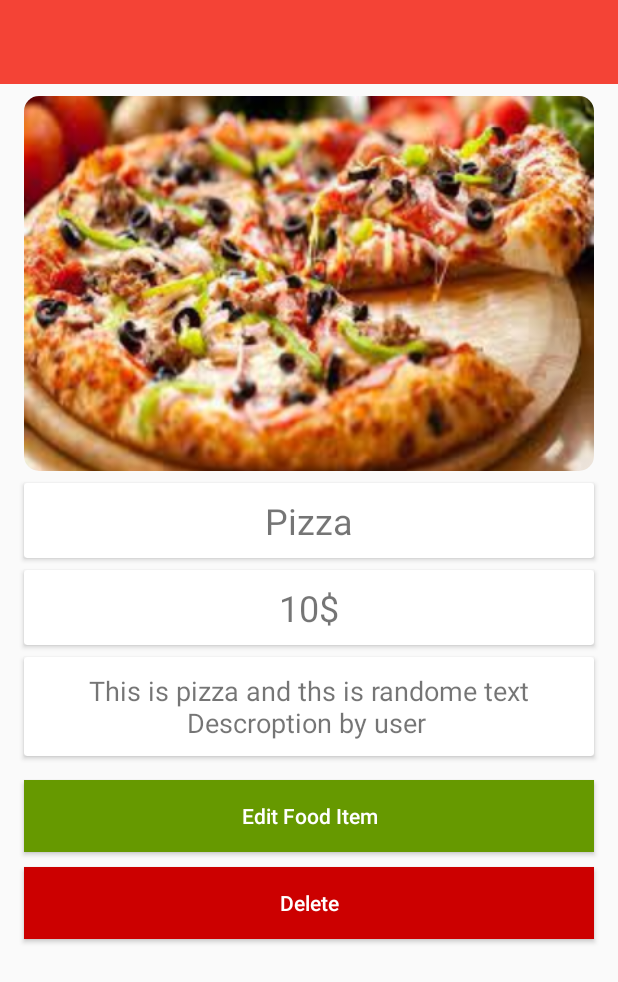
After one commit to PrasadKota96/Quick_Food, an Android app: the layout activity_admin_view_food.xml on its own in the app's theme, with its tools: preview values and no code run, on a phone screen of 412 x 824 dp. The commit adds this screen. Shown: the top 982 px of the screen. Run offline under Robolectric (Android 15) with nearby library versions, the phone set to English and light mode, and no system bars.

Commit message:
View All Food ,Edit Food ,Delete Food,View Detail fo foods

```diff
--- a/app/build.gradle
+++ b/app/build.gradle
@@ -44,4 +44,5 @@ dependencies {
     androidTestImplementation 'androidx.test.espresso:espresso-core:3.4.0'
 
     implementation "androidx.biometric:biometric:1.1.0"
+    implementation 'com.squareup.picasso:picasso:2.71828'
 }
--- /dev/null
+++ b/app/src/main/res/layout/activity_admin_view_food.xml
@@ -0,0 +1,171 @@
+<?xml version="1.0" encoding="utf-8"?>
+<androidx.constraintlayout.widget.ConstraintLayout xmlns:android="http://schemas.android.com/apk/res/android"
+    xmlns:app="http://schemas.android.com/apk/res-auto"
+    xmlns:tools="http://schemas.android.com/tools"
+    android:layout_width="match_parent"
+    android:layout_height="match_parent"
+    tools:context=".Activity.AdminViewFoodActivity">
+
+    <include
+        android:id="@+id/appbar"
+        layout="@layout/app_bar"
+        app:layout_constraintEnd_toEndOf="parent"
+        app:layout_constraintStart_toStartOf="parent"
+        app:layout_constraintTop_toTopOf="parent" />
+
+    <androidx.cardview.widget.CardView
+        android:id="@+id/cardView"
+        android:layout_width="match_parent"
+        android:layout_height="250dp"
+        android:layout_marginStart="16dp"
+        android:layout_marginTop="8dp"
+        android:layout_marginEnd="16dp"
+        app:cardCornerRadius="10dp"
+        app:layout_constraintEnd_toEndOf="parent"
+        app:layout_constraintStart_toStartOf="parent"
+        app:layout_constraintTop_toBottomOf="@+id/appbar">
+
+        <ImageView
+            android:id="@+id/imageViewFood"
+            android:layout_width="match_parent"
+            android:layout_height="match_parent"
+            android:scaleType="centerCrop"
+            android:src="@drawable/pizza" />
+    </androidx.cardview.widget.CardView>
+
+    <androidx.cardview.widget.CardView
+        android:id="@+id/cardView2"
+        android:layout_width="match_parent"
+        android:layout_height="50dp"
+        android:layout_marginStart="16dp"
+        android:layout_marginTop="8dp"
+        android:layout_marginEnd="16dp"
+        app:layout_constraintEnd_toEndOf="parent"
+        app:layout_constraintHorizontal_bias="0.0"
+        app:layout_constraintStart_toStartOf="parent"
+        app:layout_constraintTop_toBottomOf="@+id/cardView">
+
+        <TextView
+            android:id="@+id/foodName"
+            android:layout_width="wrap_content"
+            android:layout_height="wrap_content"
+            android:layout_gravity="center_vertical|center_horizontal"
+            android:layout_marginLeft="20dp"
+            android:layout_marginRight="20dp"
+            android:text="Pizza"
+            android:textSize="24sp" />
+
+        <EditText
+            android:id="@+id/inputFoodName"
+            android:layout_width="match_parent"
+            android:layout_height="match_parent"
+            android:ems="10"
+            android:visibility="gone"
+            android:gravity="center"
+            android:inputType="textPersonName"
+            android:hint="Food Name"
+           />
+    </androidx.cardview.widget.CardView>
+
+    <androidx.cardview.widget.CardView
+        android:id="@+id/cardView6"
+        android:layout_width="match_parent"
+        android:layout_height="50dp"
+        android:layout_marginStart="16dp"
+        android:layout_marginTop="8dp"
+        android:layout_marginEnd="16dp"
+        app:layout_constraintEnd_toEndOf="parent"
+        app:layout_constraintHorizontal_bias="0.0"
+        app:layout_constraintStart_toStartOf="parent"
+        app:layout_constraintTop_toBottomOf="@+id/cardView2">
+
+        <TextView
+            android:id="@+id/foodPrice"
+            android:layout_width="wrap_content"
+            android:layout_height="wrap_content"
+            android:layout_gravity="center_vertical|center_horizontal"
+            android:layout_marginLeft="20dp"
+            android:layout_marginRight="20dp"
+            android:text="10$"
+            android:textSize="24sp" />
+
+        <EditText
+            android:id="@+id/inputFoodPrice"
+            android:layout_width="match_parent"
+            android:layout_height="match_parent"
+            android:ems="10"
+            android:visibility="gone"
+            android:gravity="center"
+            android:inputType="textPersonName"
+            android:hint="Food Price"/>
+    </androidx.cardview.widget.CardView>
+
+    <androidx.cardview.widget.CardView
+        android:id="@+id/cardView3"
+        android:layout_width="match_parent"
+        android:layout_height="wrap_content"
+        android:layout_marginStart="16dp"
+        android:layout_marginTop="8dp"
+        android:layout_marginEnd="16dp"
+        app:layout_constraintEnd_toEndOf="parent"
+        app:layout_constraintHorizontal_bias="0.0"
+        app:layout_constraintStart_toStartOf="parent"
+        app:layout_constraintTop_toBottomOf="@+id/cardView6">
+
+
+        <TextView
+            android:id="@+id/foodDesc"
+            android:layout_width="wrap_content"
+            android:layout_height="wrap_content"
+            android:layout_gravity="center_vertical|center_horizontal"
+            android:layout_marginLeft="20dp"
+            android:layout_marginTop="10dp"
+            android:layout_marginRight="20dp"
+            android:layout_marginBottom="10dp"
+            android:gravity="center"
+            android:text="This is pizza and ths is randome text Descroption by user "
+            android:textSize="18sp" />
+
+        <EditText
+            android:id="@+id/inputFoodDesc"
+            android:layout_width="match_parent"
+            android:layout_height="match_parent"
+            android:ems="10"
+            android:visibility="gone"
+            android:gravity="center"
+            android:inputType="textMultiLine"
+            android:layout_margin="10dp"
+            android:hint="Food Price"/>
+    </androidx.cardview.widget.CardView>
+
+    <Button
+        android:id="@+id/btnEditUpdate"
+        android:layout_width="0dp"
+        android:layout_height="wrap_content"
+        android:layout_marginStart="16dp"
+        android:layout_marginTop="16dp"
+        android:layout_marginEnd="16dp"
+        android:background="@android:color/holo_green_dark"
+        android:text="Edit Food Item"
+        android:textAllCaps="false"
+        android:textColor="@color/white"
+        app:layout_constraintEnd_toEndOf="parent"
+        app:layout_constraintStart_toStartOf="parent"
+        app:layout_constraintTop_toBottomOf="@+id/cardView3" />
+
+    <Button
+        android:id="@+id/btnDelete"
+        android:layout_width="0dp"
+        android:layout_height="wrap_content"
+        android:layout_marginStart="16dp"
+        android:layout_marginTop="10dp"
+        android:layout_marginEnd="16dp"
+        android:background="@android:color/holo_red_dark"
+        android:text="Delete"
+        android:textAllCaps="false"
+        android:textColor="@color/white"
+        app:layout_constraintEnd_toEndOf="parent"
+        app:layout_constraintStart_toStartOf="parent"
+        app:layout_constraintTop_toBottomOf="@+id/btnEditUpdate" />
+
+</androidx.constraintlayout.widget.ConstraintLayout>
--- a/app/src/main/res/layout/app_bar.xml
+++ b/app/src/main/res/layout/app_bar.xml
@@ -3,7 +3,7 @@
     xmlns:android="http://schemas.android.com/apk/res/android"
     android:layout_width="match_parent"
     android:layout_height="?attr/actionBarSize"
-    android:background="@color/colorAppBar"
+    android:background="@color/colorPrimary"
     android:theme="@style/ThemeOverlay.AppCompat.Dark.ActionBar">
 
 
```
Also changed, not shown: app/src/main/AndroidManifest.xml (+3 -5 lines), app/src/main/java/uk/ac/tees/aad/w9316578/Activity/AdminHomeActivity.java (+58 -2 lines), app/src/main/java/uk/ac/tees/aad/w9316578/Activity/AdminViewFoodActivity.java (added, +282 -0 lines), app/src/main/java/uk/ac/tees/aad/w9316578/Adapter/RecyclerviewAdminFoodAdapter.java (added, +79 -0 lines), app/src/main/java/uk/ac/tees/aad/w9316578/Fragments/BottomSheetAddFoodFragment.java (+7 -5 lines), app/src/main/java/uk/ac/tees/aad/w9316578/Model/Food.java (added, +71 -0 lines), app/src/main/res/drawable/ic_baseline_more_horiz_24.xml (added, +10 -0 lines), app/src/main/res/layout/single_view_item.xml (+1 -10 lines).
